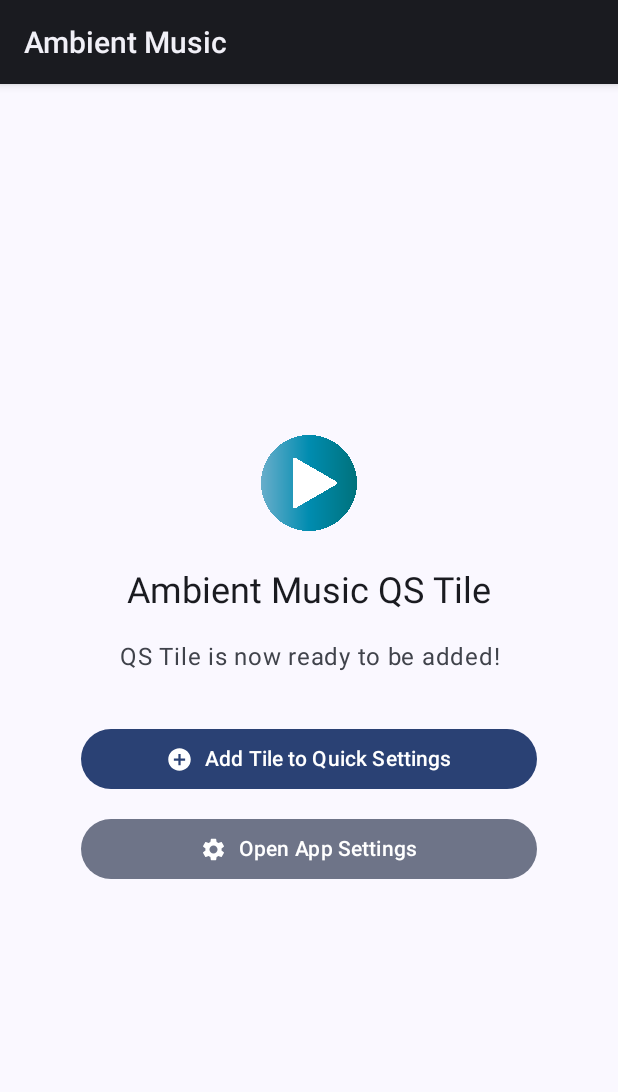
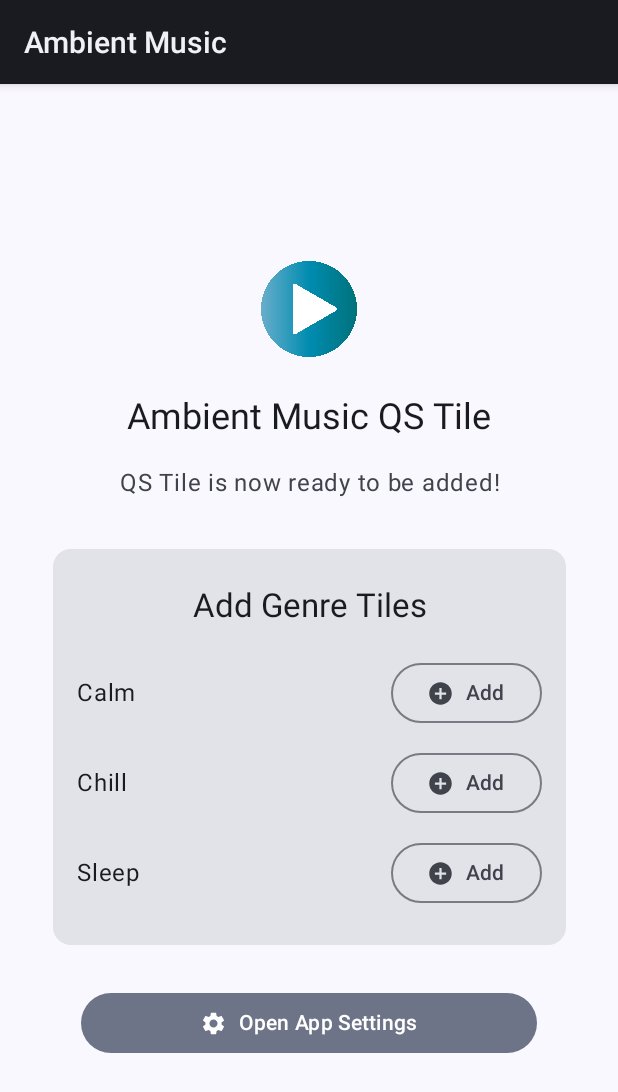
Before and after one commit to sourajitk/Ambient-Music, an Android app built with Jetpack Compose: the screen it shows after launch (MainActivity), on a phone screen of 412 x 824 dp. Shown: the top 1092 px of the screen. Run offline under Robolectric (Android 15) with nearby library versions, the light colour scheme and no system bars.

Commit message:
Ambient-Music: Add a persistent composable to easily add genre tiles to QS

```diff
--- a/app/src/main/java/com/sourajitk/ambient_music/MainActivity.kt
+++ b/app/src/main/java/com/sourajitk/ambient_music/MainActivity.kt
@@ -17,6 +17,7 @@ import androidx.activity.result.contract.ActivityResultContracts
 import androidx.compose.foundation.Image
 import androidx.compose.foundation.layout.Arrangement
 import androidx.compose.foundation.layout.Column
+import androidx.compose.foundation.layout.Row
 import androidx.compose.foundation.layout.Spacer
 import androidx.compose.foundation.layout.fillMaxSize
 import androidx.compose.foundation.layout.fillMaxWidth
@@ -27,11 +28,12 @@ import androidx.compose.foundation.layout.width
 import androidx.compose.material.icons.Icons
 import androidx.compose.material.icons.filled.AddCircle
 import androidx.compose.material.icons.filled.Settings
-import androidx.compose.material3.Button
 import androidx.compose.material3.ButtonDefaults
+import androidx.compose.material3.Card
 import androidx.compose.material3.FilledTonalButton
 import androidx.compose.material3.Icon
 import androidx.compose.material3.MaterialTheme
+import androidx.compose.material3.OutlinedButton
 import androidx.compose.material3.Scaffold
 import androidx.compose.material3.Surface
 import androidx.compose.material3.Text
@@ -39,7 +41,6 @@ import androidx.compose.runtime.Composable
 import androidx.compose.runtime.getValue
 import androidx.compose.runtime.mutableStateOf
 import androidx.compose.runtime.remember
-import androidx.compose.runtime.setValue
 import androidx.compose.ui.Alignment
 import androidx.compose.ui.Modifier
 import androidx.compose.ui.platform.LocalContext
@@ -48,7 +49,6 @@ import androidx.compose.ui.res.stringResource
 import androidx.compose.ui.text.style.TextAlign
 import androidx.compose.ui.unit.dp
 import androidx.core.content.ContextCompat
-import androidx.core.content.edit
 import com.sourajitk.ambient_music.ui.theme.AmbientMusicTheme
 
 class MainActivity : ComponentActivity() {
@@ -89,7 +89,7 @@ fun MinimalAppScreen() {
   val context = LocalContext.current
 
   val sharedPrefs = context.getSharedPreferences("app_prefs", Context.MODE_PRIVATE)
-  var showAddTileButton by remember {
+  val showAddTilesSection by remember {
     mutableStateOf(!sharedPrefs.getBoolean("tile_prompt_shown", false))
   }
 
@@ -129,43 +129,41 @@ fun MinimalAppScreen() {
 
         Spacer(modifier = Modifier.height(32.dp))
 
-        if (showAddTileButton) {
-          Button(
-            onClick = {
-              val statusBarManager = context.getSystemService(StatusBarManager::class.java)
-              statusBarManager.requestAddTileService(
-                ComponentName(context, MusicQSTileService::class.java),
-                context.getString(R.string.qs_tile_main_label),
-                Icon.createWithResource(context, R.drawable.ic_music_note),
-                context.mainExecutor
-              ) { result ->
-                val message =
-                  when (result) {
-                    StatusBarManager.TILE_ADD_REQUEST_RESULT_TILE_ADDED ->
-                      "Tile added successfully!"
-                    // This is a case that can actually happen if you uninstall the app
-                    // without removing the tile, let's take care of that too...
-                    StatusBarManager.TILE_ADD_REQUEST_RESULT_TILE_ALREADY_ADDED ->
-                      "Tile was already added."
-                    else -> "Tile not added."
-                  }
-                Toast.makeText(context, message, Toast.LENGTH_SHORT).show()
-              }
-              // Save that the prompt has been shown to not show it again
-              sharedPrefs.edit { putBoolean("tile_prompt_shown", true) }
-              // Don't badger the user to add the tile again
-              showAddTileButton = false
-            },
-            modifier = Modifier.fillMaxWidth(0.8f)
-          ) {
-            Icon(
-              imageVector = Icons.Filled.AddCircle,
-              contentDescription = null,
-              modifier = Modifier.size(ButtonDefaults.IconSize)
-            )
-            Spacer(modifier = Modifier.width(ButtonDefaults.IconSpacing))
-            Text("Add Tile to Quick Settings")
+        // Add persistent prompts for all three tiles
+        if (showAddTilesSection) {
+          Card(modifier = Modifier.fillMaxWidth(0.9f)) {
+            Column(modifier = Modifier.padding(vertical = 24.dp, horizontal = 16.dp)) {
+              Text(
+                text = "Add Genre Tiles",
+                style = MaterialTheme.typography.titleLarge,
+                modifier = Modifier.align(Alignment.CenterHorizontally)
+              )
+              Spacer(modifier = Modifier.height(20.dp))
+              AddTileRow(
+                context = context,
+                tileName = "Calm",
+                tileComponent = ComponentName(context, CalmQSTileService::class.java),
+                tileIconRes = R.drawable.playlist_music // Use a specific icon
+              )
+              Spacer(modifier = Modifier.height(12.dp))
+              AddTileRow(
+                context = context,
+                tileName = "Chill",
+                tileComponent = ComponentName(context, ChillQSTileService::class.java),
+                tileIconRes = R.drawable.playlist_music // Use a specific icon
+              )
+              Spacer(modifier = Modifier.height(12.dp))
+              AddTileRow(
+                context = context,
+                tileName = "Sleep",
+                tileComponent = ComponentName(context, SleepQSTileService::class.java),
+                tileIconRes = R.drawable.playlist_music // Use a specific icon
+              )
+            }
           }
+
+          Spacer(modifier = Modifier.height(16.dp))
+
           Spacer(modifier = Modifier.height(12.dp))
         }
 
@@ -190,3 +188,47 @@ fun MinimalAppScreen() {
     }
   }
 }
+
+@Composable
+private fun AddTileRow(
+  context: Context,
+  tileName: String,
+  tileComponent: ComponentName,
+  tileIconRes: Int
+) {
+  Row(
+    modifier = Modifier.fillMaxWidth(),
+    verticalAlignment = Alignment.CenterVertically,
+    horizontalArrangement = Arrangement.SpaceBetween
+  ) {
+    Text(text = tileName, style = MaterialTheme.typography.bodyLarge)
+    OutlinedButton(
+      onClick = {
+        val statusBarManager = context.getSystemService(StatusBarManager::class.java)
+        statusBarManager.requestAddTileService(
+          tileComponent,
+          tileName,
+          Icon.createWithResource(context, tileIconRes),
+          context.mainExecutor
+        ) { result ->
+          val message =
+            when (result) {
+              StatusBarManager.TILE_ADD_REQUEST_RESULT_TILE_ADDED -> "'$tileName' tile added!"
+              StatusBarManager.TILE_ADD_REQUEST_RESULT_TILE_ALREADY_ADDED ->
+                "'$tileName' was already added."
+              else -> "Could not add '$tileName' tile."
+            }
+          Toast.makeText(context, message, Toast.LENGTH_SHORT).show()
+        }
+      }
+    ) {
+      Icon(
+        imageVector = Icons.Filled.AddCircle,
+        contentDescription = "Add $tileName tile",
+        modifier = Modifier.size(ButtonDefaults.IconSize)
+      )
+      Spacer(modifier = Modifier.width(ButtonDefaults.IconSpacing))
+      Text("Add")
+    }
+  }
+}
```
